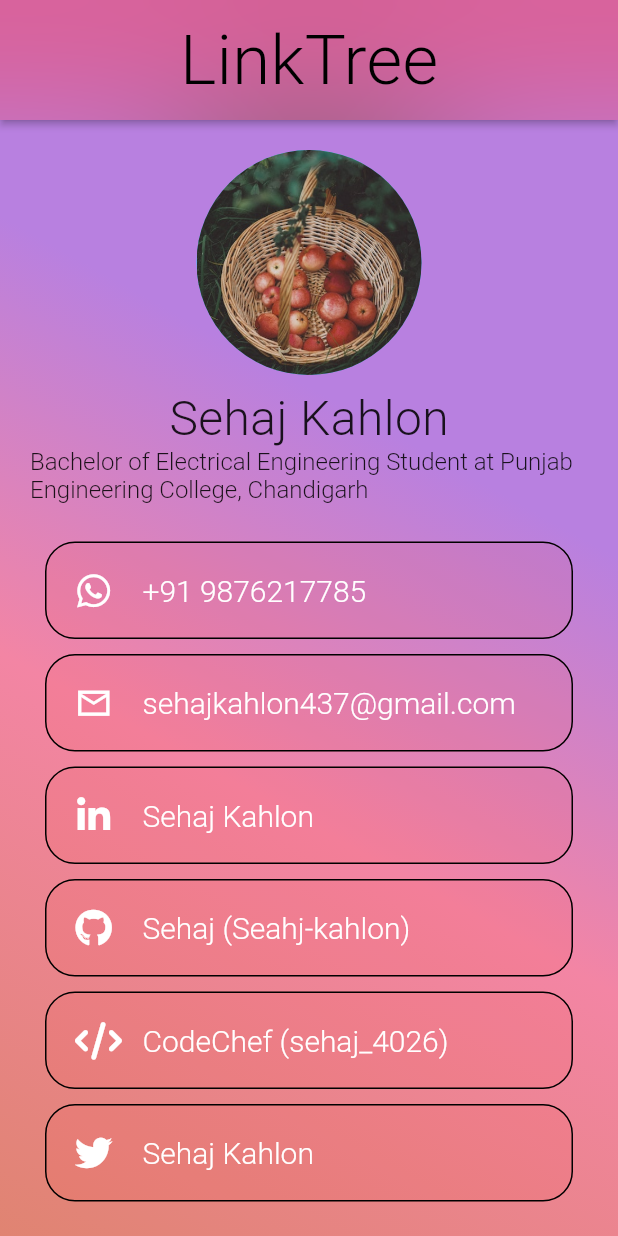
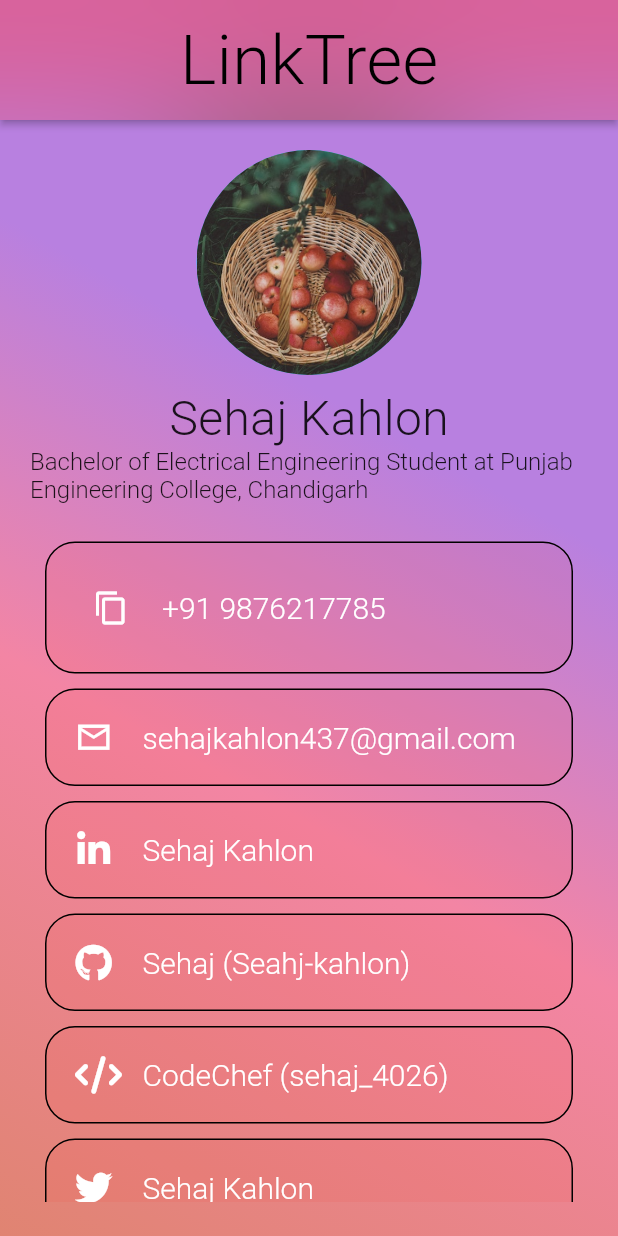
Before and after one commit to Sehaj-kahlon/Intro-App, a Flutter app: the screen it shows after launch, on a phone screen of 412 x 824 dp. Run offline on Flutter 3.47's test engine with Material 2 defaults, Android fonts, the phone set to English and light mode, and no system bars; our stand-ins replace font_awesome_flutter; missing offline and left inert: mailto; Roboto replaces fonts that are missing (Roboto-Black).

Commit message:
copy button added

```diff
--- a/lib/Options/Options.dart
+++ b/lib/Options/Options.dart
@@ -58,26 +58,19 @@ class options extends StatelessWidget {
                   mainAxisAlignment: MainAxisAlignment.start,
                   crossAxisAlignment: CrossAxisAlignment.center,
                   children: [
-                    Icon(
-                      FontAwesomeIcons.whatsapp,
-                      size: 25,
+                    IconButton(
+                      onPressed: () async {
+                        Clipboard.setData(ClipboardData(text: '+91 9876217785'))
+                            .then((value) {
+                          ScaffoldMessenger.of(context).showSnackBar(snackBar);
+                        });
+                      },
+                      icon: const Icon(Icons.copy),
                     ),
                     SizedBox(
-                      width: 20,
+                      width: 10,
                     ),
                     Text('+91 9876217785', style: TextStyle(fontSize: 20)),
-                    // SizedBox(
-                    //   width: 50,
-                    // ),
-                    // IconButton(
-                    //   onPressed: () async {
-                    //     Clipboard.setData(ClipboardData(text: '+91 9876217785'))
-                    //         .then((value) {
-                    //       ScaffoldMessenger.of(context).showSnackBar(snackBar);
-                    //     });
-                    //   },
-                    //   icon: const Icon(Icons.copy),
-                    // ),
                   ],
                 ),
               ),
```
